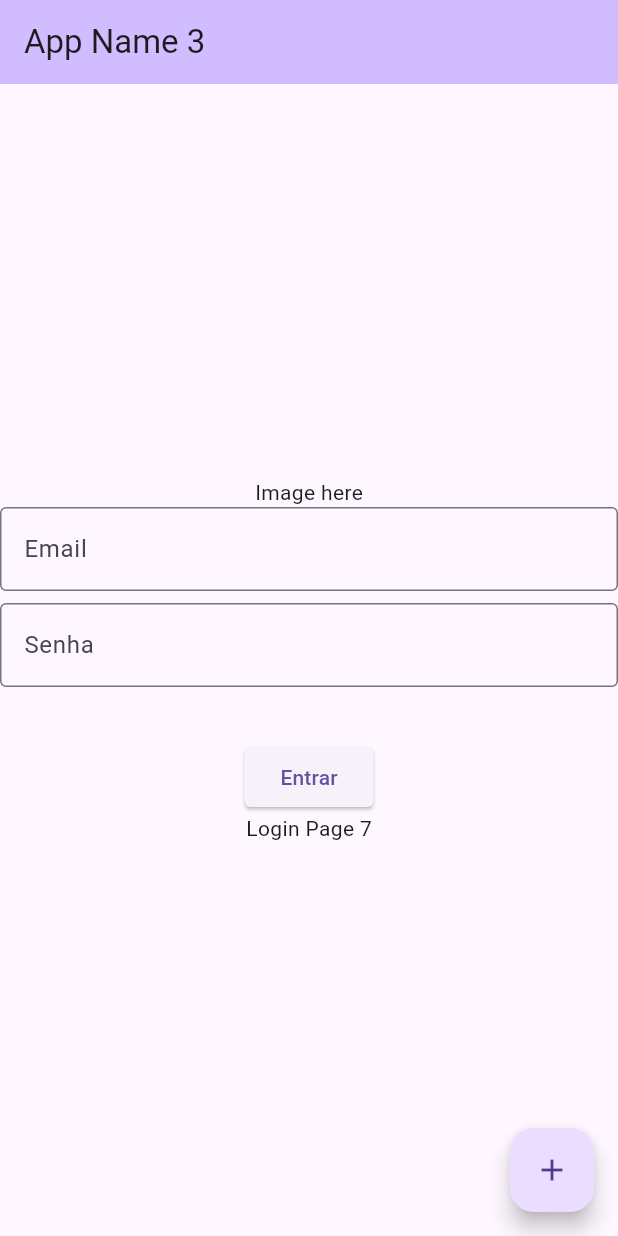
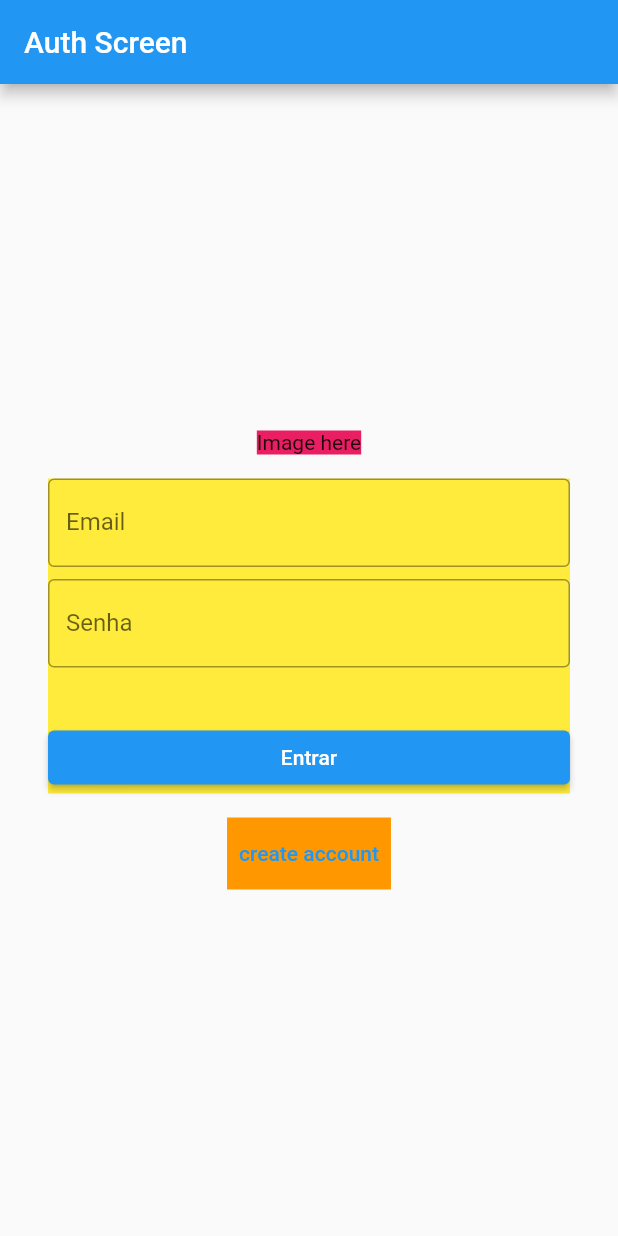
Before and after one commit to fluttely/widget_composition_guide, a Flutter app: the screen it shows after launch, on a phone screen of 412 x 824 dp. Run offline on Flutter 3.47's test engine with Material 3 defaults, Android fonts, the phone set to English and light mode, and no system bars.

Commit message:
0.2.0+1; feat: add theme and update UI structure

```diff
--- a/lib/auth/auth_screen.dart
+++ b/lib/auth/auth_screen.dart
@@ -1,6 +1,9 @@
 import 'package:flutter/material.dart';
 import 'package:widget_composition_guide/auth/login/login_page.dart';
 import 'package:widget_composition_guide/auth/signup/signup_page.dart';
+import 'package:widget_composition_guide/debug_helpers.dart';
+import 'package:widget_composition_guide/design_system/components/app_text_button.dart';
+import 'package:widget_composition_guide/design_system/theme/app_theme.dart';
 
 class AuthScreen extends StatefulWidget {
   const AuthScreen({super.key});
@@ -10,38 +13,52 @@ class AuthScreen extends StatefulWidget {
 }
 
 class _AuthScreenState extends State<AuthScreen> {
-  String _page = 'login';
+  String _currentPage = 'login';
 
-  void _incrementCounter() {
+  void _switchAuthPage() {
     setState(() {
-      _page = _page == 'login' ? 'signup' : 'login';
+      _currentPage = _currentPage == 'login' ? 'signup' : 'login';
     });
   }
 
   @override
   Widget build(BuildContext context) {
+    final theme = AppTheme.of(context);
+    final extraLargeSpacing = theme.spacing.extraLarge;
+
     return Scaffold(
       appBar: AppBar(
-        backgroundColor: Theme.of(context).colorScheme.inversePrimary,
-        title: const Text('App Name 3'),
+        title: const Text('Auth Screen'),
       ),
-      body: Center(
-        child: Column(
-          mainAxisAlignment: MainAxisAlignment.center,
-          mainAxisSize: MainAxisSize.min,
-          children: <Widget>[
-            const Text('Image here'),
-            _page == 'login' ? const LoginPage() : const SignUpPage(),
-            _page == 'login'
-                ? const Text('Login Page 7')
-                : const Text('Sign Up Page'),
-          ],
+      body: Padding(
+        padding: EdgeInsets.all(extraLargeSpacing),
+        child: Center(
+          child: Column(
+            mainAxisSize: MainAxisSize.min,
+            spacing: 16,
+            children: <Widget>[
+              DebugContainer(
+                color: DebugColors.imageArea,
+                child: const Text('Image here'),
+              ),
+              DebugContainer(
+                color: DebugColors.formArea,
+                child: _currentPage == 'login'
+                    ? const LoginPage()
+                    : const SignUpPage(),
+              ),
+              // esse botão esta do lado de fora de LoginPage e SignUpPage pois ele conhece ambas as paginas, mas elas nao devem conhecer uma a outra
+              DebugContainer(
+                color: DebugColors.buttonArea,
+                child: AppTextButton(
+                  onPressed: _switchAuthPage,
+                  label: _currentPage == 'login' ? 'create account' : 'login',
+                  fullWidth: false,
+                ),
+              ),
+            ],
+          ),
         ),
-      ),
-      floatingActionButton: FloatingActionButton(
-        onPressed: _incrementCounter,
-        tooltip: 'signup',
-        child: const Icon(Icons.add),
       ),
     );
   }
--- a/lib/auth/components/auth_button.dart
+++ b/lib/auth/components/auth_button.dart
@@ -1,5 +1,5 @@
 import 'package:flutter/material.dart';
-import 'package:widget_composition_guide/design_system/app_button.dart';
+import 'package:widget_composition_guide/design_system/components/app_elevated_button.dart';
 
 class AuthButton extends StatelessWidget {
   final String label;
@@ -17,10 +17,10 @@ class AuthButton extends StatelessWidget {
   Widget build(BuildContext context) {
     return isLoading
         ? const CircularProgressIndicator()
-        : AppButton(
+        : AppElevatedButton(
             onPressed: onPressed,
             label: label,
-            fullWidth: false,
+            fullWidth: true,
           );
   }
 }
--- a/lib/auth/components/auth_form.dart
+++ b/lib/auth/components/auth_form.dart
@@ -1,10 +1,11 @@
 import 'package:flutter/material.dart';
 import 'package:widget_composition_guide/auth/components/auth_button.dart';
-import 'package:widget_composition_guide/design_system/app_text_field.dart';
+import 'package:widget_composition_guide/design_system/components/app_text_field.dart';
+import 'package:widget_composition_guide/design_system/theme/app_theme.dart';
 
 class AuthForm extends StatelessWidget {
   final String title;
-  final String buttonText;
+  final String buttonLabel;
   final VoidCallback onSubmit;
   // A MÁGICA ACONTECE AQUI!
   final List<Widget> extraFields;
@@ -12,16 +13,19 @@ class AuthForm extends StatelessWidget {
   const AuthForm({
     super.key,
     required this.title,
-    required this.buttonText,
+    required this.buttonLabel,
     required this.onSubmit,
     this.extraFields = const [], // Valor padrão é uma lista vazia
   });
 
   @override
   Widget build(BuildContext context) {
+    final theme = AppTheme.of(context);
+    final smallSpacing = theme.spacing.small;
+
     return Column(
       mainAxisSize: MainAxisSize.min,
-      spacing: 8,
+      spacing: smallSpacing,
       children: [
         // Campos que SEMPRE existem
         const AppTextField(label: 'Email'),
@@ -31,7 +35,7 @@ class AuthForm extends StatelessWidget {
         ...extraFields,
 
         const SizedBox(height: 20),
-        AuthButton(label: buttonText, onPressed: onSubmit, isLoading: false),
+        AuthButton(label: buttonLabel, onPressed: onSubmit, isLoading: false),
       ],
     );
   }
--- a/lib/auth/login/login_page.dart
+++ b/lib/auth/login/login_page.dart
@@ -8,7 +8,7 @@ class LoginPage extends StatelessWidget {
   Widget build(BuildContext context) {
     return AuthForm(
       title: 'Login',
-      buttonText: 'Entrar',
+      buttonLabel: 'Entrar',
       onSubmit: () {
         // Lógica de login vai aqui...
         debugPrint('Login efetuado!');
--- a/lib/auth/signup/signup_page.dart
+++ b/lib/auth/signup/signup_page.dart
@@ -1,6 +1,6 @@
 import 'package:flutter/material.dart';
 import 'package:widget_composition_guide/auth/components/auth_form.dart';
-import 'package:widget_composition_guide/design_system/app_text_field.dart';
+import 'package:widget_composition_guide/design_system/components/app_text_field.dart';
 
 class SignUpPage extends StatelessWidget {
   const SignUpPage({super.key});
@@ -9,7 +9,7 @@ class SignUpPage extends StatelessWidget {
   Widget build(BuildContext context) {
     return AuthForm(
       title: 'Cadastro',
-      buttonText: 'Criar Conta 4',
+      buttonLabel: 'Criar Conta',
       onSubmit: () {
         // Lógica de cadastro vai aqui...
         debugPrint('Conta criada!');
--- /dev/null
+++ b/lib/debug_helpers.dart
@@ -0,0 +1,30 @@
+import 'package:flutter/material.dart';
+import 'package:widget_composition_guide/design_system/theme/app_theme.dart';
+
+class DebugColors {
+  static const imageArea = Colors.pink;
+  static const formArea = Colors.yellow;
+  static const buttonArea = Colors.orange;
+}
+
+class DebugContainer extends StatelessWidget {
+  final Color color;
+  final Widget child;
+
+  const DebugContainer({
+    super.key,
+    required this.color,
+    required this.child,
+  });
+
+  @override
+  Widget build(BuildContext context) {
+    final theme = AppTheme.of(context);
+    final debugIsOn = theme.debugIsOn;
+
+    return Container(
+      color: debugIsOn ? color : Colors.transparent,
+      child: child,
+    );
+  }
+}
--- a/lib/design_system/app_text_field.dart
+++ /dev/null
@@ -1,27 +0,0 @@
-// Um campo de texto padrão para o nosso app
-import 'package:flutter/material.dart';
-
-class AppTextField extends StatelessWidget {
-  final TextEditingController? controller;
-  final bool isPassword;
-  final String label;
-
-  const AppTextField({
-    super.key,
-    required this.label,
-    this.controller,
-    this.isPassword = false,
-  });
-
-  @override
-  Widget build(BuildContext context) {
-    return TextFormField(
-      controller: controller,
-      obscureText: isPassword,
-      decoration: InputDecoration(
-        labelText: label,
-        border: const OutlineInputBorder(),
-      ),
-    );
-  }
-}
--- /dev/null
+++ b/lib/design_system/components/app_elevated_button.dart
@@ -0,0 +1,35 @@
+import 'package:flutter/material.dart';
+import 'package:widget_composition_guide/design_system/theme/app_theme.dart';
+
+class AppElevatedButton extends StatelessWidget {
+  final String label;
+  final VoidCallback? onPressed;
+
+  /// Se true, o botão ocupa toda a largura disponível
+  final bool fullWidth;
+
+  const AppElevatedButton({
+    super.key,
+    required this.label,
+    this.onPressed,
+    this.fullWidth = true,
+  });
+
+  @override
+  Widget build(BuildContext context) {
+    final theme = AppTheme.of(context);
+    final smallRadius = theme.radius.small;
+
+    final button = ElevatedButton(
+      onPressed: onPressed,
+      style: ElevatedButton.styleFrom(
+        shape: RoundedRectangleBorder(
+          borderRadius: BorderRadius.circular(smallRadius),
+        ),
+      ),
+      child: Text(label),
+    );
+
+    return fullWidth ? SizedBox(width: double.infinity, child: button) : button;
+  }
+}
--- a/lib/design_system/app_button.dart
+++ b/lib/design_system/components/app_text_button.dart
@@ -1,13 +1,14 @@
 import 'package:flutter/material.dart';
+import 'package:widget_composition_guide/design_system/theme/app_theme.dart';
 
-class AppButton extends StatelessWidget {
+class AppTextButton extends StatelessWidget {
   final String label;
   final VoidCallback? onPressed;
 
   /// Se true, o botão ocupa toda a largura disponível
   final bool fullWidth;
 
-  const AppButton({
+  const AppTextButton({
     super.key,
     required this.label,
     this.onPressed,
@@ -16,10 +17,15 @@ class AppButton extends StatelessWidget {
 
   @override
   Widget build(BuildContext context) {
-    final button = ElevatedButton(
+    final theme = AppTheme.of(context);
+    final smallRadius = theme.radius.small;
+
+    final button = TextButton(
       onPressed: onPressed,
-      style: ElevatedButton.styleFrom(
-        shape: RoundedRectangleBorder(borderRadius: BorderRadius.circular(4)),
+      style: TextButton.styleFrom(
+        shape: RoundedRectangleBorder(
+          borderRadius: BorderRadius.circular(smallRadius),
+        ),
       ),
       child: Text(label),
     );
--- /dev/null
+++ b/lib/design_system/components/app_text_field.dart
@@ -0,0 +1,31 @@
+import 'package:flutter/material.dart';
+import 'package:widget_composition_guide/design_system/theme/app_theme.dart';
+
+class AppTextField extends StatelessWidget {
+  final String label;
+  final bool isPassword;
+
+  const AppTextField({
+    super.key,
+    required this.label,
+    this.isPassword = false,
+  });
+
+  @override
+  Widget build(BuildContext context) {
+    final theme = AppTheme.of(context);
+    final smallRadius = theme.radius.small;
+    final extraSmallSpacing = theme.spacing.extraSmall;
+
+    return TextFormField(
+      decoration: InputDecoration(
+        labelText: label,
+        border: OutlineInputBorder(
+          borderRadius: BorderRadius.all(Radius.circular(smallRadius)),
+          gapPadding: extraSmallSpacing,
+        ),
+      ),
+      obscureText: isPassword,
+    );
+  }
+}
--- /dev/null
+++ b/lib/design_system/theme/app_theme.dart
@@ -0,0 +1,28 @@
+import 'package:flutter/widgets.dart';
+import 'package:widget_composition_guide/design_system/theme/tokens.dart';
+
+class AppTheme extends InheritedWidget {
+  final AppSpacing spacing;
+  final AppRadius radius;
+  final bool debugIsOn;
+
+  const AppTheme({
+    super.key,
+    required super.child,
+    this.spacing = const AppSpacing(),
+    this.radius = const AppRadius(),
+    this.debugIsOn = false,
+  });
+
+  static AppTheme of(BuildContext context) {
+    final AppTheme? result = context
+        .dependOnInheritedWidgetOfExactType<AppTheme>();
+    assert(result != null, 'No AppTheme found in context');
+    return result!;
+  }
+
+  @override
+  bool updateShouldNotify(AppTheme oldWidget) {
+    return spacing != oldWidget.spacing || radius != oldWidget.radius;
+  }
+}
--- /dev/null
+++ b/lib/design_system/theme/tokens.dart
@@ -0,0 +1,15 @@
+class AppSpacing {
+  const AppSpacing();
+  final double extraSmall = 4.0;
+  final double small = 8.0;
+  final double medium = 16.0;
+  final double large = 24.0;
+  final double extraLarge = 32.0;
+}
+
+class AppRadius {
+  const AppRadius();
+  final double small = 4.0;
+  final double medium = 8.0;
+  final double large = 16.0;
+}
--- a/lib/main.dart
+++ b/lib/main.dart
@@ -1,5 +1,6 @@
 import 'package:flutter/material.dart';
 import 'package:widget_composition_guide/auth/auth_screen.dart';
+import 'package:widget_composition_guide/design_system/theme/app_theme.dart';
 
 void main() {
   WidgetsFlutterBinding.ensureInitialized();
@@ -11,9 +12,14 @@ class App extends StatelessWidget {
 
   @override
   Widget build(BuildContext context) {
-    return const MaterialApp(
-      title: 'Widget Composition Guide',
-      home: AuthScreen(),
+    return AppTheme(
+      debugIsOn: true,
+      child: MaterialApp(
+        title: 'Widget Composition Guide',
+        // usando material 2 para facilitar a visualização dos componentes da tela com pouca configuração
+        theme: ThemeData(useMaterial3: false),
+        home: AuthScreen(),
+      ),
     );
   }
 }
--- a/pubspec.yaml
+++ b/pubspec.yaml
@@ -16,7 +16,7 @@ publish_to: "none" # Remove this line if you wish to publish to pub.dev
 # https://developer.apple.com/library/archive/documentation/General/Reference/InfoPlistKeyReference/Articles/CoreFoundationKeys.html
 # In Windows, build-name is used as the major, minor, and patch parts
 # of the product and file versions while build-number is used as the build suffix.
-version: 0.1.0+1
+version: 0.2.0+1
 
 environment:
   sdk: ^3.9.2
```
Also changed, not shown: 2 other files.
